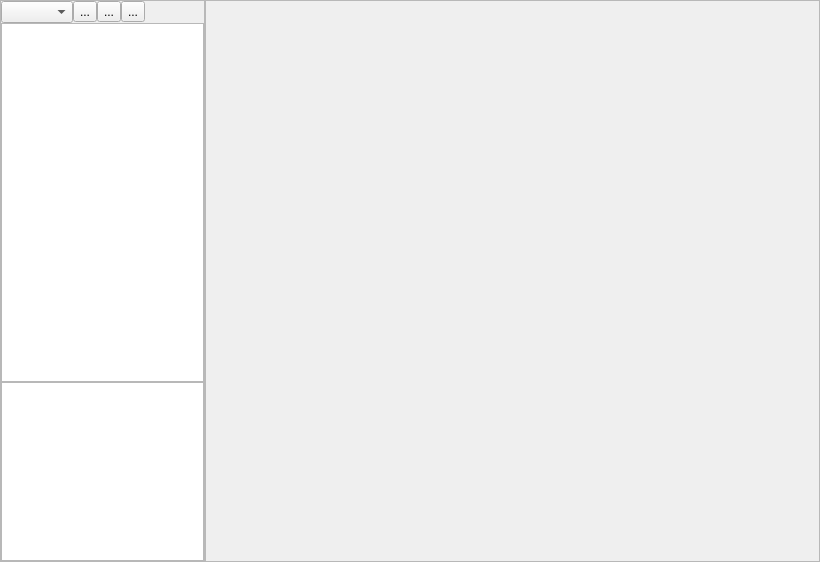
This is ELD/editor.ui in wastedabuser/eld-designer as Qt 5 draws it before an edit. The edited form follows.
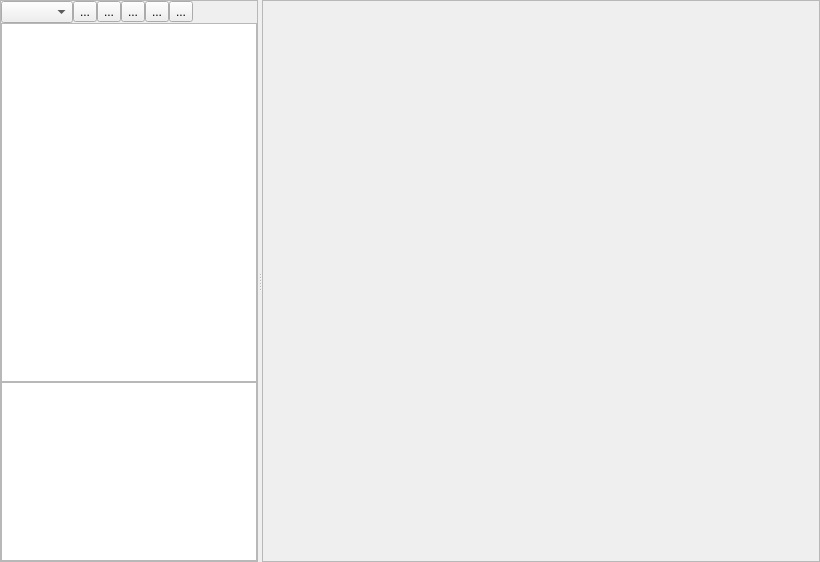
This is the edited form. Icons and pictures are not drawn.

Commit message: Implementing move up/down functions on the object tree

```diff
--- a/ELD/editor.ui
+++ b/ELD/editor.ui
@@ -13,7 +13,7 @@
   <property name="windowTitle">
    <string>Form</string>
   </property>
-  <layout class="QHBoxLayout" name="horizontalLayout_4" stretch="1,3">
+  <layout class="QHBoxLayout" name="horizontalLayout">
    <property name="spacing">
     <number>0</number>
    </property>
@@ -30,7 +30,35 @@
     <number>0</number>
    </property>
    <item>
+    <widget class="QSplitter" name="splitter">
+     <property name="sizePolicy">
+      <sizepolicy hsizetype="Expanding" vsizetype="Preferred">
+       <horstretch>0</horstretch>
+       <verstretch>0</verstretch>
+      </sizepolicy>
+     </property>
+     <property name="orientation">
+      <enum>Qt::Horizontal</enum>
+     </property>
     <widget class="QFrame" name="frame">
+      <property name="sizePolicy">
+       <sizepolicy hsizetype="Preferred" vsizetype="Preferred">
+        <horstretch>0</horstretch>
+        <verstretch>0</verstretch>
+       </sizepolicy>
+      </property>
+      <property name="minimumSize">
+       <size>
+        <width>0</width>
+        <height>0</height>
+       </size>
+      </property>
+      <property name="baseSize">
+       <size>
+        <width>0</width>
+        <height>0</height>
+       </size>
+      </property>
      <property name="frameShape">
       <enum>QFrame::StyledPanel</enum>
      </property>
@@ -54,7 +82,7 @@
        <number>0</number>
       </property>
       <item>
-       <layout class="QHBoxLayout" name="horizontalLayout_2">
+        <layout class="QHBoxLayout" name="toolsLayout">
         <item>
          <widget class="QComboBox" name="nodeType"/>
         </item>
@@ -91,6 +119,28 @@
           </property>
          </widget>
         </item>
+         <item>
+          <widget class="QToolButton" name="moveNodeUp">
+           <property name="text">
+            <string>...</string>
+           </property>
+           <property name="icon">
+            <iconset resource="icons.qrc">
+             <normaloff>:/icons/arrow_up.png</normaloff>:/icons/arrow_up.png</iconset>
+           </property>
+          </widget>
+         </item>
+         <item>
+          <widget class="QToolButton" name="moveNodeDown">
+           <property name="text">
+            <string>...</string>
+           </property>
+           <property name="icon">
+            <iconset resource="icons.qrc">
+             <normaloff>:/icons/arrow_down.png</normaloff>:/icons/arrow_down.png</iconset>
+           </property>
+          </widget>
+         </item>
         <item>
          <spacer name="horizontalSpacer">
           <property name="orientation">
@@ -134,9 +184,13 @@
       </item>
      </layout>
     </widget>
-   </item>
-   <item>
     <widget class="QScrollArea" name="scrollArea">
+      <property name="sizePolicy">
+       <sizepolicy hsizetype="Expanding" vsizetype="Expanding">
+        <horstretch>1</horstretch>
+        <verstretch>0</verstretch>
+       </sizepolicy>
+      </property>
      <property name="widgetResizable">
       <bool>true</bool>
      </property>
@@ -145,10 +199,11 @@
        <rect>
         <x>0</x>
         <y>0</y>
-        <width>613</width>
+         <width>549</width>
         <height>560</height>
        </rect>
       </property>
+      </widget>
      </widget>
     </widget>
    </item>
```
Lines whose indentation alone changed are shown as unchanged. The commit also changes 11 other files.
